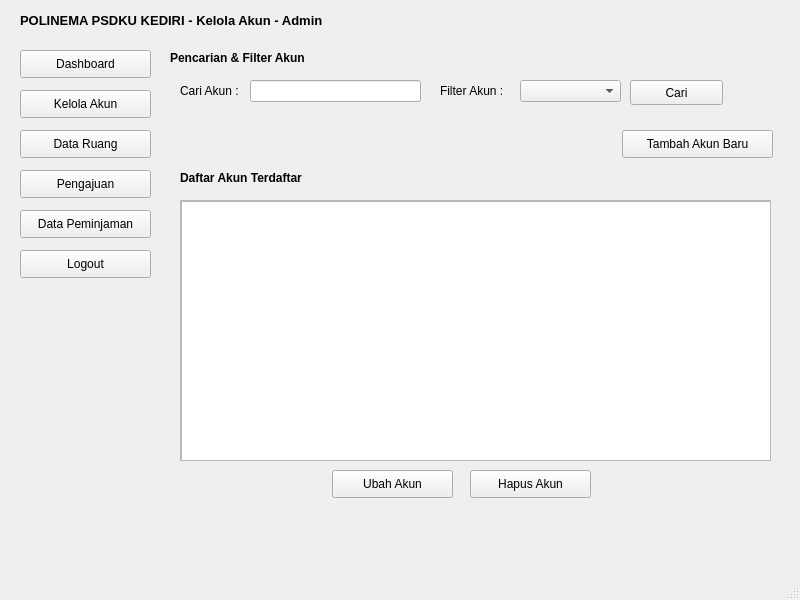
Qt form ui/kelola_akun_admin.ui (Ariel-F-S/SistemPeminjamanRuangPolinemaKampusKediri) before a commit.
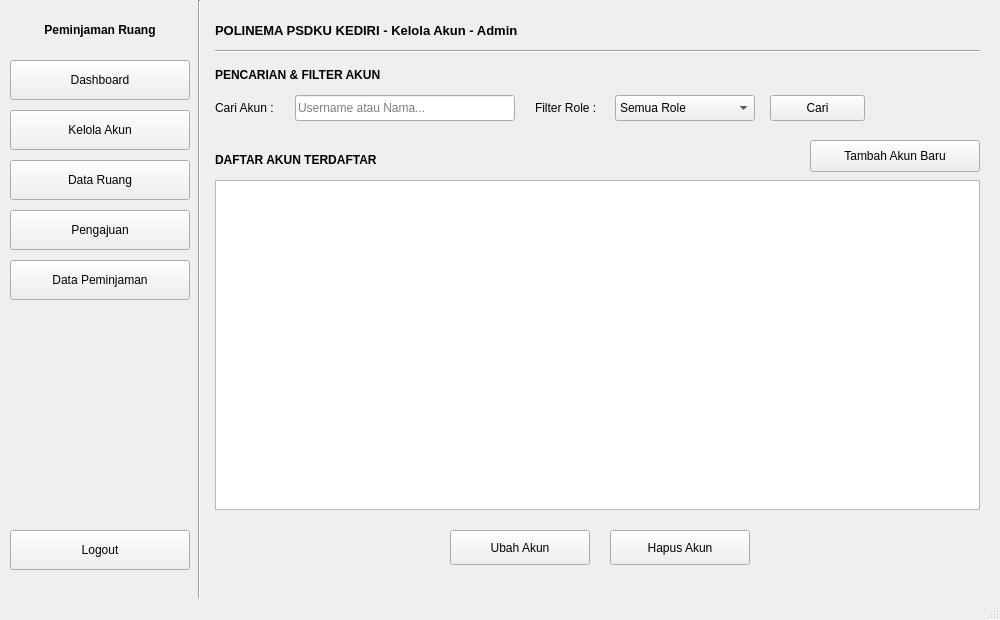
The same form after that commit. Icons and pictures are not drawn.

```diff
--- a/ui/kelola_akun_admin.ui
+++ b/ui/kelola_akun_admin.ui
@@ -6,21 +6,60 @@
    <rect>
     <x>0</x>
     <y>0</y>
-    <width>800</width>
-    <height>600</height>
+    <width>1000</width>
+    <height>620</height>
    </rect>
   </property>
   <property name="windowTitle">
    <string>MainWindow</string>
   </property>
   <widget class="QWidget" name="centralwidget">
-   <widget class="QPushButton" name="pushButton_2">
+   <widget class="QLabel" name="lblBrand">
     <property name="geometry">
      <rect>
-      <x>20</x>
-      <y>90</y>
-      <width>131</width>
-      <height>28</height>
+      <x>10</x>
+      <y>15</y>
+      <width>180</width>
+      <height>30</height>
+     </rect>
+    </property>
+    <property name="font">
+     <font>
+      <weight>75</weight>
+      <bold>true</bold>
+     </font>
+    </property>
+    <property name="text">
+     <string>Peminjaman Ruang</string>
+    </property>
+    <property name="alignment">
+     <set>Qt::AlignCenter</set>
+    </property>
+   </widget>
+   <widget class="QPushButton" name="btnDashboard">
+    <property name="geometry">
+     <rect>
+      <x>10</x>
+      <y>60</y>
+      <width>180</width>
+      <height>40</height>
+     </rect>
+    </property>
+    <property name="text">
+     <string>Dashboard</string>
+    </property>
+    <property name="icon">
+     <iconset>
+      <normaloff>../icon/dashboard.png</normaloff>../icon/dashboard.png</iconset>
+    </property>
+   </widget>
+   <widget class="QPushButton" name="btnKelolaAkun">
+    <property name="geometry">
+     <rect>
+      <x>10</x>
+      <y>110</y>
+      <width>180</width>
+      <height>40</height>
      </rect>
     </property>
     <property name="text">
@@ -34,27 +73,27 @@
    <widget class="QPushButton" name="pushButton_5">
     <property name="geometry">
      <rect>
-      <x>20</x>
+      <x>10</x>
+      <y>160</y>
+      <width>180</width>
+      <height>40</height>
+     </rect>
+    </property>
+    <property name="text">
+     <string>Data Ruang</string>
+    </property>
+    <property name="icon">
+     <iconset>
+      <normaloff>../icon/meeting-room.png</normaloff>../icon/meeting-room.png</iconset>
+    </property>
+   </widget>
+   <widget class="QPushButton" name="btnPengajuan">
+    <property name="geometry">
+     <rect>
+      <x>10</x>
       <y>210</y>
-      <width>131</width>
-      <height>28</height>
-     </rect>
-    </property>
-    <property name="text">
-     <string>Data Peminjaman</string>
-    </property>
-    <property name="icon">
-     <iconset>
-      <normaloff>../icon/contract.png</normaloff>../icon/contract.png</iconset>
-    </property>
-   </widget>
-   <widget class="QPushButton" name="pushButton_4">
-    <property name="geometry">
-     <rect>
-      <x>20</x>
-      <y>170</y>
-      <width>131</width>
-      <height>28</height>
+      <width>180</width>
+      <height>40</height>
      </rect>
     </property>
     <property name="text">
@@ -68,10 +107,27 @@
    <widget class="QPushButton" name="pushButton_6">
     <property name="geometry">
      <rect>
-      <x>20</x>
-      <y>250</y>
-      <width>131</width>
-      <height>28</height>
+      <x>10</x>
+      <y>260</y>
+      <width>180</width>
+      <height>40</height>
+     </rect>
+    </property>
+    <property name="text">
+     <string>Data Peminjaman</string>
+    </property>
+    <property name="icon">
+     <iconset>
+      <normaloff>../icon/contract.png</normaloff>../icon/contract.png</iconset>
+    </property>
+   </widget>
+   <widget class="QPushButton" name="btnLogout">
+    <property name="geometry">
+     <rect>
+      <x>10</x>
+      <y>530</y>
+      <width>180</width>
+      <height>40</height>
      </rect>
     </property>
     <property name="text">
@@ -82,13 +138,29 @@
       <normaloff>../icon/exit.png</normaloff>../icon/exit.png</iconset>
     </property>
    </widget>
-   <widget class="QLabel" name="label_3">
+   <widget class="QFrame" name="garisSidebar">
     <property name="geometry">
      <rect>
-      <x>20</x>
-      <y>10</y>
-      <width>431</width>
-      <height>20</height>
+      <x>198</x>
+      <y>0</y>
+      <width>2</width>
+      <height>600</height>
+     </rect>
+    </property>
+    <property name="frameShape">
+     <enum>QFrame::VLine</enum>
+    </property>
+    <property name="frameShadow">
+     <enum>QFrame::Sunken</enum>
+    </property>
+   </widget>
+   <widget class="QLabel" name="lblJudul">
+    <property name="geometry">
+     <rect>
+      <x>215</x>
+      <y>15</y>
+      <width>550</width>
+      <height>30</height>
      </rect>
     </property>
     <property name="font">
@@ -101,51 +173,30 @@
     <property name="text">
      <string>POLINEMA PSDKU KEDIRI - Kelola Akun - Admin</string>
     </property>
-    <property name="alignment">
-     <set>Qt::AlignLeading|Qt::AlignLeft|Qt::AlignVCenter</set>
-    </property>
    </widget>
-   <widget class="QPushButton" name="pushButton_3">
+   <widget class="QFrame" name="garisHeader">
     <property name="geometry">
      <rect>
-      <x>20</x>
-      <y>130</y>
-      <width>131</width>
-      <height>28</height>
-     </rect>
-    </property>
-    <property name="text">
-     <string>Data Ruang</string>
-    </property>
-    <property name="icon">
-     <iconset>
-      <normaloff>../icon/meeting-room.png</normaloff>../icon/meeting-room.png</iconset>
-    </property>
-   </widget>
-   <widget class="QPushButton" name="pushButton">
-    <property name="geometry">
-     <rect>
-      <x>20</x>
+      <x>215</x>
       <y>50</y>
-      <width>131</width>
-      <height>28</height>
+      <width>765</width>
+      <height>2</height>
      </rect>
     </property>
-    <property name="text">
-     <string>Dashboard</string>
+    <property name="frameShape">
+     <enum>QFrame::HLine</enum>
     </property>
-    <property name="icon">
-     <iconset>
-      <normaloff>../icon/dashboard.png</normaloff>../icon/dashboard.png</iconset>
+    <property name="frameShadow">
+     <enum>QFrame::Sunken</enum>
     </property>
    </widget>
    <widget class="QLabel" name="label">
     <property name="geometry">
      <rect>
-      <x>170</x>
-      <y>50</y>
-      <width>161</width>
-      <height>16</height>
+      <x>215</x>
+      <y>65</y>
+      <width>250</width>
+      <height>20</height>
      </rect>
     </property>
     <property name="font">
@@ -155,16 +206,16 @@
      </font>
     </property>
     <property name="text">
-     <string>Pencarian &amp; Filter Akun</string>
+     <string>PENCARIAN &amp; FILTER AKUN</string>
     </property>
    </widget>
    <widget class="QLabel" name="label_2">
     <property name="geometry">
      <rect>
-      <x>180</x>
-      <y>80</y>
-      <width>71</width>
-      <height>21</height>
+      <x>215</x>
+      <y>95</y>
+      <width>75</width>
+      <height>26</height>
      </rect>
     </property>
     <property name="text">
@@ -174,43 +225,66 @@
    <widget class="QLineEdit" name="lineEdit">
     <property name="geometry">
      <rect>
-      <x>250</x>
-      <y>80</y>
-      <width>171</width>
-      <height>22</height>
+      <x>295</x>
+      <y>95</y>
+      <width>220</width>
+      <height>26</height>
      </rect>
     </property>
+    <property name="placeholderText">
+     <string>Username atau Nama...</string>
+    </property>
    </widget>
    <widget class="QLabel" name="label_4">
     <property name="geometry">
      <rect>
-      <x>440</x>
-      <y>80</y>
-      <width>81</width>
-      <height>21</height>
+      <x>535</x>
+      <y>95</y>
+      <width>75</width>
+      <height>26</height>
      </rect>
     </property>
     <property name="text">
-     <string>Filter Akun :</string>
+     <string>Filter Role :</string>
     </property>
    </widget>
    <widget class="QComboBox" name="comboBox">
     <property name="geometry">
      <rect>
-      <x>520</x>
-      <y>80</y>
-      <width>101</width>
-      <height>22</height>
+      <x>615</x>
+      <y>95</y>
+      <width>140</width>
+      <height>26</height>
      </rect>
     </property>
+    <item>
+     <property name="text">
+      <string>Semua Role</string>
+     </property>
+    </item>
+    <item>
+     <property name="text">
+      <string>Admin</string>
+     </property>
+    </item>
+    <item>
+     <property name="text">
+      <string>BMN</string>
+     </property>
+    </item>
+    <item>
+     <property name="text">
+      <string>OKI</string>
+     </property>
+    </item>
    </widget>
    <widget class="QPushButton" name="pushButton_7">
     <property name="geometry">
      <rect>
-      <x>630</x>
-      <y>80</y>
-      <width>93</width>
-      <height>25</height>
+      <x>770</x>
+      <y>95</y>
+      <width>95</width>
+      <height>26</height>
      </rect>
     </property>
     <property name="text">
@@ -224,10 +298,10 @@
    <widget class="QPushButton" name="pushButton_8">
     <property name="geometry">
      <rect>
-      <x>622</x>
-      <y>130</y>
-      <width>151</width>
-      <height>28</height>
+      <x>810</x>
+      <y>140</y>
+      <width>170</width>
+      <height>32</height>
      </rect>
     </property>
     <property name="text">
@@ -241,10 +315,10 @@
    <widget class="QLabel" name="label_5">
     <property name="geometry">
      <rect>
-      <x>180</x>
-      <y>170</y>
-      <width>161</width>
-      <height>16</height>
+      <x>215</x>
+      <y>150</y>
+      <width>250</width>
+      <height>20</height>
      </rect>
     </property>
     <property name="font">
@@ -254,49 +328,26 @@
      </font>
     </property>
     <property name="text">
-     <string>Daftar Akun Terdaftar</string>
+     <string>DAFTAR AKUN TERDAFTAR</string>
     </property>
    </widget>
-   <widget class="QScrollArea" name="scrollArea">
+   <widget class="QTableWidget" name="tblAkun">
     <property name="geometry">
      <rect>
-      <x>180</x>
-      <y>200</y>
-      <width>591</width>
-      <height>261</height>
+      <x>215</x>
+      <y>180</y>
+      <width>765</width>
+      <height>330</height>
      </rect>
     </property>
-    <property name="widgetResizable">
-     <bool>true</bool>
-    </property>
-    <widget class="QWidget" name="scrollAreaWidgetContents">
-     <property name="geometry">
-      <rect>
-       <x>0</x>
-       <y>0</y>
-       <width>589</width>
-       <height>259</height>
-      </rect>
-     </property>
-     <widget class="QTableView" name="tableView">
-      <property name="geometry">
-       <rect>
-        <x>0</x>
-        <y>0</y>
-        <width>591</width>
-        <height>261</height>
-       </rect>
-      </property>
-     </widget>
-    </widget>
    </widget>
    <widget class="QPushButton" name="pushButton_9">
     <property name="geometry">
      <rect>
-      <x>332</x>
-      <y>470</y>
-      <width>121</width>
-      <height>28</height>
+      <x>450</x>
+      <y>530</y>
+      <width>140</width>
+      <height>35</height>
      </rect>
     </property>
     <property name="text">
@@ -310,10 +361,10 @@
    <widget class="QPushButton" name="pushButton_10">
     <property name="geometry">
      <rect>
-      <x>470</x>
-      <y>470</y>
-      <width>121</width>
-      <height>28</height>
+      <x>610</x>
+      <y>530</y>
+      <width>140</width>
+      <height>35</height>
      </rect>
     </property>
     <property name="text">
```
Left out of the diff: 32 changed lines with no effect on the pictures.
